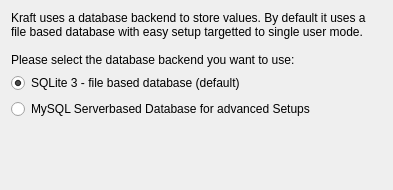
dragotin/kraft, file src/dbselect.ui: the form before one commit.
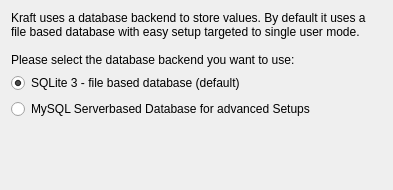
The form after the commit.

```diff
--- a/src/dbselect.ui
+++ b/src/dbselect.ui
@@ -16,7 +16,7 @@
      <item>
       <widget class="QLabel" name="label">
        <property name="text">
-        <string>Kraft uses a database backend to store values. By default it uses a file based database with easy setup targetted to single user mode.
+        <string>Kraft uses a database backend to store values. By default it uses a file based database with easy setup targeted to single user mode.
 
 Please select the database backend you want to use:</string>
        </property>
```
